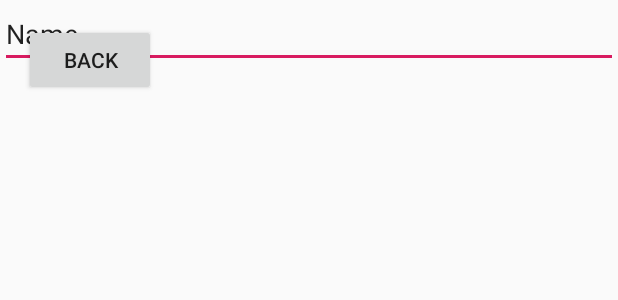
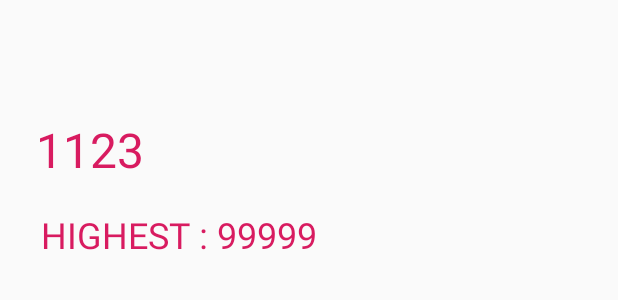
Before and after one commit to tersimdev/simlim-dont-drop, an Android app: the layout activity_game_scene.xml on its own in the app's theme, with its tools: preview values and no code run, on a phone screen of 412 x 824 dp. Shown: the top 300 px of the screen. Run offline under Robolectric (Android 15) with nearby library versions, the phone set to English and light mode, and no system bars.

Commit message:
edited xml file, addded placeholder text

```diff
--- a/app/src/main/java/com/simlim/mobileMod/GameObject.java
+++ b/app/src/main/java/com/simlim/mobileMod/GameObject.java
@@ -9,6 +9,8 @@ import android.graphics.Rect;
 import android.view.SurfaceView;
 
 public class GameObject implements EntityBase {
+
+    public String tag = "gameobject";
 
     private PointF halfSize = new PointF();
     protected PointF center = new PointF();
--- a/app/src/main/java/com/simlim/mobileMod/GamePage.java
+++ b/app/src/main/java/com/simlim/mobileMod/GamePage.java
@@ -13,6 +13,8 @@ import android.view.WindowManager;
 import android.view.WindowManager.LayoutParams;
 import android.widget.LinearLayout;
 import android.widget.RelativeLayout;
+
+import androidx.constraintlayout.widget.ConstraintLayout;
 
 import com.google.api.Distribution;
 
@@ -31,12 +33,11 @@ public class GamePage extends Activity {
         Instance = this;
 
         setContentView(R.layout.activity_game_scene);
-        LinearLayout container = findViewById(R.id.container);
+        ConstraintLayout container = findViewById(R.id.container);
 
         GameView gameView = new GameView(this);
         container.addView(gameView);
-//        container.removeView(gameView);
-//        setContentView(); // Surfaceview = GameView
+        container.setElevation(0);
     }
 
     @Override
--- a/app/src/main/java/com/simlim/mobileMod/MainGameSceneState.java
+++ b/app/src/main/java/com/simlim/mobileMod/MainGameSceneState.java
@@ -10,6 +10,7 @@ import android.graphics.PointF;
 import android.graphics.Rect;
 import android.service.quicksettings.Tile;
 import android.view.SurfaceView;
+import android.view.ViewDebug;
 
 import java.time.Clock;
 import java.util.ArrayList;
@@ -51,6 +52,7 @@ public class MainGameSceneState implements StateBase {
         box.SetHeight(width * 0.9f);
         box.SetCenterX(width * 0.5f);
         box.SetCenterY(height * 0.5f);
+        box.tag = "boundary";
         EntityManager.Instance.AddEntity(box);
 
         PhysicsObj circle = new PhysicsObj();
@@ -59,6 +61,7 @@ public class MainGameSceneState implements StateBase {
         circle.SetHeight(width * 0.05f);
         circle.SetCenterX(width * 0.5f);
         circle.SetCenterY(height * 0.5f);
+        circle.tag = "ball";
         EntityManager.Instance.AddEntity(circle);
 
         line.style = Paint.Style.STROKE;
@@ -66,6 +69,7 @@ public class MainGameSceneState implements StateBase {
         line.strokeWidth = 10.f;
         line.setStart(new PointF(width * 0.3f, height * 0.7f));
         line.setEnd(new PointF(width * 0.7f, height * 0.7f));
+        line.tag = "pLine";
         EntityManager.Instance.AddEntity(line);
 
         for (int i = 0; i < pickups.length; ++i) {
@@ -77,6 +81,7 @@ public class MainGameSceneState implements StateBase {
             go.SetCenterX(width * 0.5f);
             go.SetCenterY(height * 0.5f - 200);
             EntityManager.Instance.AddEntity(go);
+            go.tag = "pickup" + Integer.toString(i);
             go.active = false;
             pickups[i] = go;
         }
--- a/app/src/main/java/com/simlim/mobileMod/Pickup.java
+++ b/app/src/main/java/com/simlim/mobileMod/Pickup.java
@@ -27,6 +27,7 @@ public class Pickup extends GameObject implements Collidable {
 
     @Override
     public void OnHit(Collidable _other) {
+        if (_other instanceof PhysicsObj && ((GameObject)_other).tag == "ball")
         active = false;
         gotten = true;
     }
--- a/app/src/main/res/layout/activity_game_scene.xml
+++ b/app/src/main/res/layout/activity_game_scene.xml
@@ -1,40 +1,39 @@
 <?xml version="1.0" encoding="utf-8"?>
 <androidx.constraintlayout.widget.ConstraintLayout xmlns:android="http://schemas.android.com/apk/res/android"
+    android:id="@+id/container"
     xmlns:app="http://schemas.android.com/apk/res-auto"
     xmlns:tools="http://schemas.android.com/tools"
     android:layout_width="match_parent"
     android:layout_height="match_parent"
     tools:context=".GamePage">
 
-    <Button
-        android:id="@+id/btn_mainmenu"
-        android:layout_width="wrap_content"
-        android:layout_height="wrap_content"
-        android:layout_marginStart="16dp"
-        android:layout_marginTop="16dp"
-        android:text="Back"
-        android:onClick="backToMainMenu"
-        app:layout_constraintStart_toStartOf="parent"
-        app:layout_constraintTop_toTopOf="parent" />
-
-    <LinearLayout
-        android:id="@+id/container"
-        android:layout_width="match_parent"
-        android:layout_height="match_parent"
-        android:orientation="horizontal"
+    <TextView
+        android:id="@+id/score"
+        android:layout_width="171dp"
+        android:layout_height="46dp"
+        android:elevation="1dp"
+        android:text="1123"
+        android:textColor="@color/colorAccent"
+        android:textSize="32dp"
         app:layout_constraintBottom_toBottomOf="parent"
         app:layout_constraintEnd_toEndOf="parent"
+        app:layout_constraintHorizontal_bias="0.1"
         app:layout_constraintStart_toStartOf="parent"
-        app:layout_constraintTop_toTopOf="parent">
+        app:layout_constraintTop_toTopOf="parent"
+        app:layout_constraintVertical_bias="0.1" />
 
-        <EditText
-            android:id="@+id/editText"
-            android:layout_width="wrap_content"
-            android:layout_height="wrap_content"
-            android:layout_weight="1"
-            android:ems="10"
-            android:inputType="textPersonName"
-            android:text="Name" />
-    </LinearLayout>
-
+    <TextView
+        android:id="@+id/highscore"
+        android:layout_width="358dp"
+        android:layout_height="35dp"
+        android:elevation="1dp"
+        android:text="HIGHEST : 99999"
+        android:textColor="@color/colorAccent"
+        android:textSize="24dp"
+        app:layout_constraintBottom_toBottomOf="parent"
+        app:layout_constraintEnd_toEndOf="parent"
+        app:layout_constraintHorizontal_bias="0.5"
+        app:layout_constraintStart_toStartOf="parent"
+        app:layout_constraintTop_toBottomOf="@+id/score"
+        app:layout_constraintVertical_bias="0.024" />
 </androidx.constraintlayout.widget.ConstraintLayout>
```
